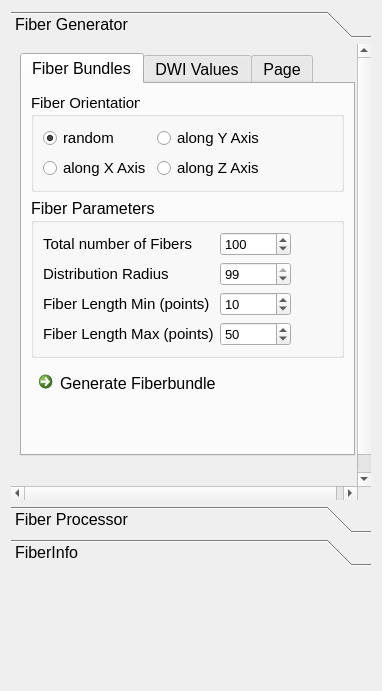
This is Modules/Bundles/org.mitk.gui.qt.diffusionimaging/src/internal/QmitkFiberBundleDeveloperViewControls.ui in MITK/MITK as Qt 5 draws it before an edit. The edited form follows.
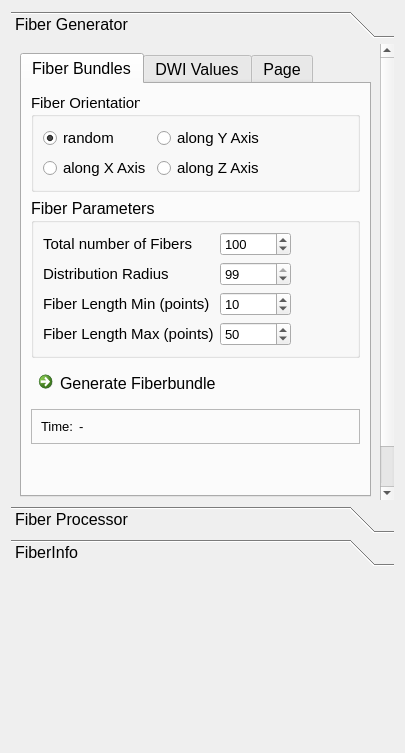
This is the edited form. The open tabs and pages were chosen to show the change.

Commit message: adding timer to generateFibers [ctOK]

```diff
--- a/Modules/Bundles/org.mitk.gui.qt.diffusionimaging/src/internal/QmitkFiberBundleDeveloperViewControls.ui
+++ b/Modules/Bundles/org.mitk.gui.qt.diffusionimaging/src/internal/QmitkFiberBundleDeveloperViewControls.ui
@@ -6,8 +6,8 @@
    <rect>
     <x>0</x>
     <y>0</y>
-    <width>382</width>
-    <height>691</height>
+    <width>405</width>
+    <height>753</height>
    </rect>
   </property>
   <property name="windowTitle">
@@ -30,9 +30,9 @@
       <property name="geometry">
        <rect>
         <x>0</x>
-        <y>0</y>
-        <width>355</width>
-        <height>395</height>
+        <y>-35</y>
+        <width>366</width>
+        <height>449</height>
        </rect>
       </property>
       <attribute name="label">
@@ -244,7 +244,7 @@
              </layout>
             </widget>
            </item>
-           <item row="5" column="0">
+           <item row="6" column="0">
             <spacer name="verticalSpacer_4">
              <property name="orientation">
               <enum>Qt::Vertical</enum>
@@ -257,6 +257,42 @@
              </property>
             </spacer>
            </item>
+           <item row="5" column="0">
+            <widget class="QFrame" name="frame_3">
+             <property name="frameShape">
+              <enum>QFrame::StyledPanel</enum>
+             </property>
+             <property name="frameShadow">
+              <enum>QFrame::Raised</enum>
+             </property>
+             <layout class="QFormLayout" name="formLayout_3">
+              <item row="0" column="0">
+               <widget class="QLabel" name="labelTimerGenerateFiberBundle">
+                <property name="font">
+                 <font>
+                  <pointsize>10</pointsize>
+                 </font>
+                </property>
+                <property name="text">
+                 <string>Time:</string>
+                </property>
+               </widget>
+              </item>
+              <item row="0" column="1">
+               <widget class="QLabel" name="infoTimerGenerateFiberBundle">
+                <property name="font">
+                 <font>
+                  <pointsize>10</pointsize>
+                 </font>
+                </property>
+                <property name="text">
+                 <string>-</string>
+                </property>
+               </widget>
+              </item>
+             </layout>
+            </widget>
+           </item>
           </layout>
          </widget>
          <widget class="QWidget" name="tab_3">
```
Left out of the diff: 8 changed lines with no effect on the pictures. The commit also changes 1 other file.
